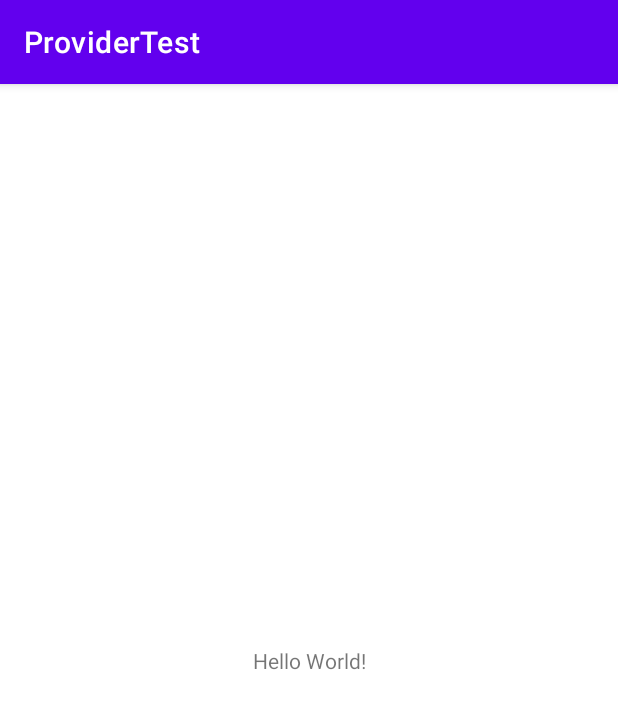
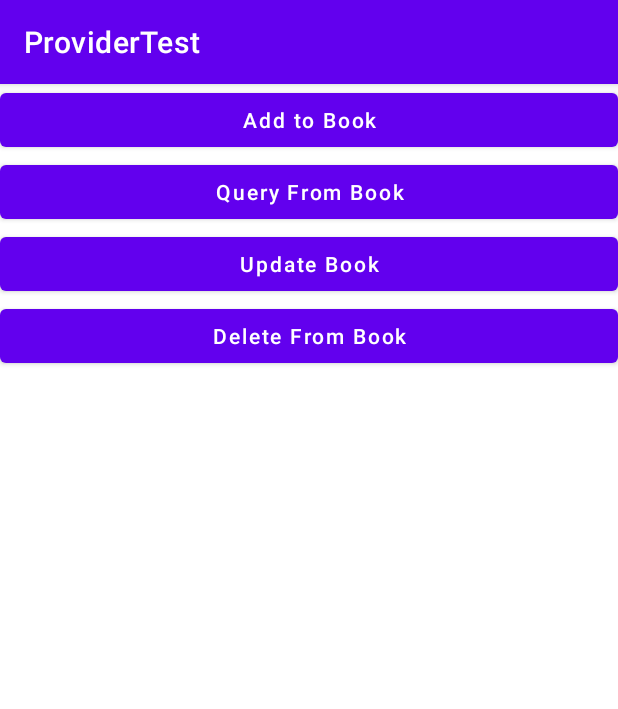
Before and after one commit to yuanbao97/ProviderTest_Android, an Android app: the screen it shows after launch (MainActivity), on a phone screen of 412 x 824 dp. Shown: the top 709 px of the screen. Run offline under Robolectric (Android 15) with nearby library versions, the phone set to English and light mode, and no system bars; our stand-ins replace ButterKnife.

Commit message:
7.4.2 实现跨程序数据共享

```diff
--- a/app/src/main/java/com/example/providertest/activity/MainActivity.java
+++ b/app/src/main/java/com/example/providertest/activity/MainActivity.java
@@ -1,16 +1,90 @@
 package com.example.providertest.activity;
+
+import android.content.ContentResolver;
+import android.content.ContentValues;
+import android.database.Cursor;
+import android.net.Uri;
+import android.os.Bundle;
+import android.util.Log;
+import android.view.View;
+import android.widget.Button;
+import android.widget.Toast;
 
 import androidx.appcompat.app.AppCompatActivity;
 
-import android.os.Bundle;
-
 import com.example.providertest.R;
 
+import butterknife.BindView;
+import butterknife.ButterKnife;
+import butterknife.OnClick;
+
 public class MainActivity extends AppCompatActivity {
+
+    private static final String TAG = "MainActivity";
+
+    @BindView(R.id.add_button)
+    Button addButton;
+    @BindView(R.id.query_button)
+    Button queryButton;
+    @BindView(R.id.update_button)
+    Button updateButton;
+    @BindView(R.id.delete_button)
+    Button deleteButton;
+
+    public static final String CONTENT_URI = "content://com.example.databasetest.provider/book";
+    private String newId;
+    private ContentResolver mContentResolver;
 
     @Override
     protected void onCreate(Bundle savedInstanceState) {
         super.onCreate(savedInstanceState);
         setContentView(R.layout.activity_main);
+        ButterKnife.bind(this);
+        mContentResolver = getContentResolver();
+    }
+
+    @OnClick({R.id.add_button, R.id.query_button, R.id.update_button, R.id.delete_button})
+    public void onClick(View view) {
+        Uri uri;
+        ContentValues values;
+        Cursor cursor;
+        switch (view.getId()) {
+            case R.id.add_button:
+                uri = Uri.parse(CONTENT_URI);
+                values = new ContentValues();
+                values.put("name", "A Clash of Kings");
+                values.put("author", "George Martin");
+                values.put("pages", 1040);
+                values.put("price", 22.85);
+                Uri newUri = mContentResolver.insert(uri, values);
+                newId = newUri.getPathSegments().get(1);
+                break;
+            case R.id.query_button:
+                uri = Uri.parse(CONTENT_URI);
+                cursor = mContentResolver.query(uri, null, null, null, null);
+                if(cursor != null) {
+                    while(cursor.moveToNext()) {
+                        Log.d(TAG, "book's name is " + cursor.getString(cursor.getColumnIndex("name")));
+                        Log.d(TAG, "book's author is " + cursor.getString(cursor.getColumnIndex("author")));
+                        Log.d(TAG, "book's pages is " + cursor.getString(cursor.getColumnIndex("pages")));
+                        Log.d(TAG, "book's price is " + cursor.getString(cursor.getColumnIndex("price")));
+                    }
+                    cursor.close();
+                }
+                Toast.makeText(this, "query success", Toast.LENGTH_SHORT).show();
+                break;
+            case R.id.update_button:
+                uri = Uri.parse(CONTENT_URI + "/" + newId);
+                values = new ContentValues();
+                values.put("name", "A Storm of Swords");
+                values.put("pages", 1216);
+                values.put("price", 24.05);
+                mContentResolver.update(uri, values, null, null);
+                break;
+            case R.id.delete_button:
+                uri = Uri.parse(CONTENT_URI + "/" + newId);
+                mContentResolver.delete(uri, null, null);
+                break;
+        }
     }
 }
--- a/app/src/main/res/layout/activity_main.xml
+++ b/app/src/main/res/layout/activity_main.xml
@@ -6,13 +6,35 @@
     android:layout_height="match_parent"
     tools:context=".activity.MainActivity">
 
-    <TextView
-        android:layout_width="wrap_content"
+    <Button
+        android:id="@+id/add_button"
+        android:layout_width="match_parent"
         android:layout_height="wrap_content"
-        android:text="Hello World!"
-        app:layout_constraintBottom_toBottomOf="parent"
-        app:layout_constraintLeft_toLeftOf="parent"
-        app:layout_constraintRight_toRightOf="parent"
+        android:text="Add to Book"
+        android:textAllCaps="false"
         app:layout_constraintTop_toTopOf="parent" />
 
+    <Button
+        android:id="@+id/query_button"
+        android:layout_width="match_parent"
+        android:layout_height="wrap_content"
+        android:text="Query From Book"
+        android:textAllCaps="false"
+        app:layout_constraintTop_toBottomOf="@+id/add_button" />
+
+    <Button
+        android:id="@+id/update_button"
+        android:layout_width="match_parent"
+        android:layout_height="wrap_content"
+        android:text="Update Book"
+        android:textAllCaps="false"
+        app:layout_constraintTop_toBottomOf="@+id/query_button" />
+
+    <Button
+        android:id="@+id/delete_button"
+        android:layout_width="match_parent"
+        android:layout_height="wrap_content"
+        android:text="Delete From Book"
+        android:textAllCaps="false"
+        app:layout_constraintTop_toBottomOf="@+id/update_button" />
 </androidx.constraintlayout.widget.ConstraintLayout>
```
Also changed, not shown: app/src/main/AndroidManifest.xml (+7 -0 lines).
